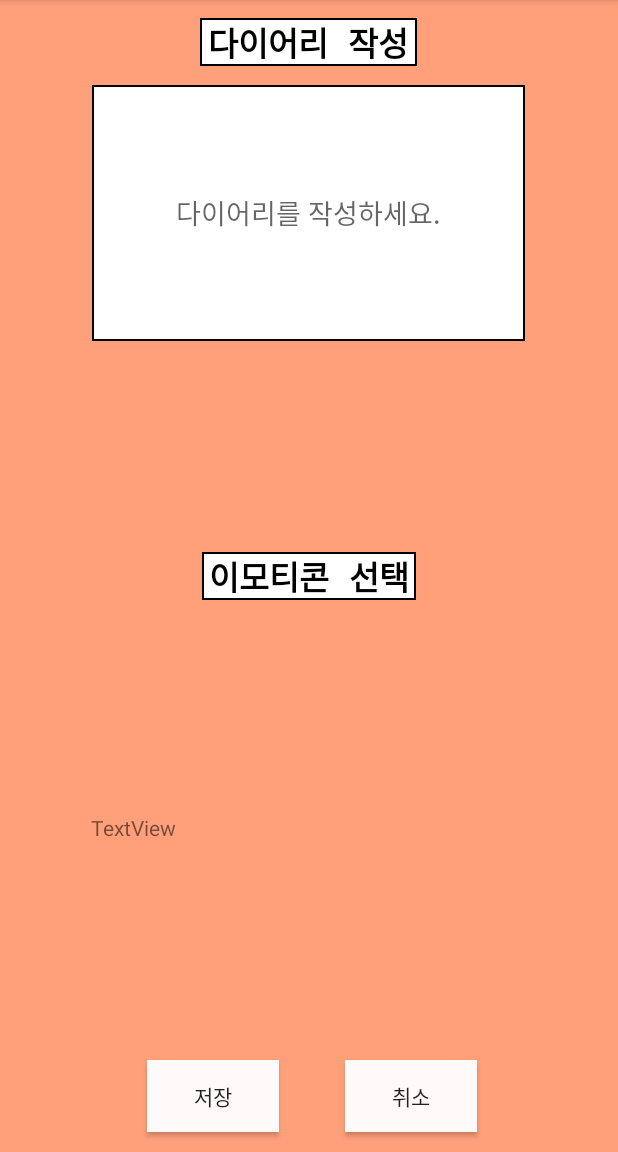
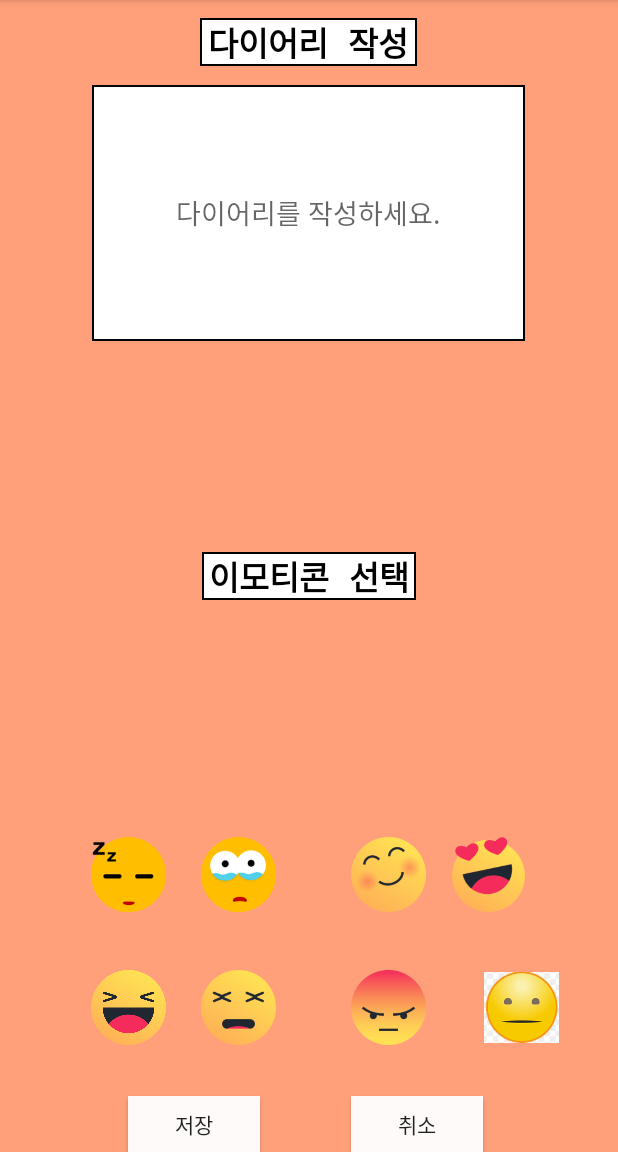
Before and after one commit to zubako/CaliaryApp, an Android app: the diarycreateactivity screen opened directly, with no data from a screen before it, on a phone screen of 412 x 824 dp, the part 84-1236 px from its top. Run offline under Robolectric (Android 15) with nearby library versions, the light colour scheme and no system bars.

Commit message:
이미지로 추가

```diff
--- a/app/build.gradle
+++ b/app/build.gradle
@@ -18,6 +18,12 @@ android {
     }
 }
 
+repositories {
+    mavenCentral()
+    google()
+}
+
+
 dependencies {
     implementation fileTree(dir: 'libs', include: ['*.jar'])
     implementation 'com.android.support:appcompat-v7:27.1.1'
--- a/app/src/main/java/com/example/zubako/caliary/diarycreateactivity.java
+++ b/app/src/main/java/com/example/zubako/caliary/diarycreateactivity.java
@@ -1,18 +1,22 @@
 package com.example.zubako.caliary;
 
 import android.content.Intent;
+import android.graphics.drawable.AnimationDrawable;
 import android.os.Bundle;
 import android.support.v7.app.AppCompatActivity;
 import android.view.View;
 import android.widget.Button;
 import android.widget.EditText;
+import android.widget.ImageView;
 import android.widget.TextView;
+
 
 public class diarycreateactivity extends AppCompatActivity {
     EditText DiaryWrite;
     public void onCreate(Bundle savedInstanceState) {
         super.onCreate(savedInstanceState);
         setContentView(R.layout.diarycreate);
+
         DiaryWrite = (EditText) findViewById(R.id.DiaryWrite);
         Button SaveButton = (Button) findViewById(R.id.SaveButton);
         TextView textView = (TextView) findViewById(R.id.MemoView);
@@ -26,5 +30,17 @@ public class diarycreateactivity extends AppCompatActivity {
                     }
                 }
         );
+        findViewById(R.id.CancelButton).setOnClickListener(
+                new Button.OnClickListener() {
+                    public void onClick(View v)
+                    {
+                        Intent Cancel = new Intent(getApplicationContext(), MainActivity.class);
+                        startActivity(Cancel);
+                    }
+                }
+        );
+
+
+
     }
 }
--- a/app/src/main/res/layout/diarycreate.xml
+++ b/app/src/main/res/layout/diarycreate.xml
@@ -48,32 +48,89 @@
     <Button
         android:id="@+id/CancelButton"
         android:layout_width="wrap_content"
-        android:layout_height="wrap_content"
-        android:layout_alignParentEnd="true"
-        android:layout_alignTop="@+id/SaveButton"
-        android:layout_marginEnd="94dp"
+        android:layout_height="37dp"
+        android:layout_alignParentBottom="true"
+        android:layout_alignStart="@+id/Angry"
         android:background="#FFFAFA"
         android:text="취소" />
 
     <Button
         android:id="@+id/SaveButton"
         android:layout_width="wrap_content"
-        android:layout_height="wrap_content"
+        android:layout_height="37dp"
         android:layout_alignParentBottom="true"
         android:layout_alignParentStart="true"
-        android:layout_marginBottom="13dp"
-        android:layout_marginStart="98dp"
+        android:layout_marginStart="85dp"
         android:background="#FFFAFA"
         android:text="저장" />
 
-    <TextView
-        android:id="@+id/textView"
-        android:layout_width="290dp"
-        android:layout_height="144dp"
+    <ImageView
+        android:id="@+id/Angry"
+        android:layout_width="50dp"
+        android:layout_height="50dp"
+        android:layout_alignStart="@+id/Happy"
+        android:src="@drawable/angry"
+        android:layout_alignTop="@+id/Soso" />
+
+    <ImageView
+        android:id="@+id/Sad"
+        android:layout_width="50dp"
+        android:layout_height="50dp"
+        android:layout_alignStart="@+id/ImoticonSelect"
+        android:src="@drawable/sad"
+        android:layout_alignTop="@+id/Sleepy" />
+
+    <ImageView
+        android:id="@+id/Hurt"
+        android:layout_width="50dp"
+        android:layout_height="50dp"
+        android:layout_alignStart="@+id/ImoticonSelect"
+        android:src="@drawable/hurt"
+        android:layout_alignTop="@+id/Angry" />
+
+    <ImageView
+        android:id="@+id/Happy"
+        android:layout_width="50dp"
+        android:layout_height="50dp"
+        android:layout_alignParentEnd="true"
+        android:layout_alignTop="@+id/Sad"
+        android:src="@drawable/happy"
+        android:layout_marginEnd="128dp" />
+
+    <ImageView
+        android:id="@+id/Love"
+        android:layout_width="50dp"
+        android:layout_height="50dp"
+        android:layout_alignEnd="@+id/DiaryWrite"
+        android:src="@drawable/love"
+        android:layout_alignTop="@+id/Sad" />
+
+    <ImageView
+        android:id="@+id/Sleepy"
+        android:layout_width="50dp"
+        android:layout_height="50dp"
         android:layout_alignParentBottom="true"
         android:layout_alignStart="@+id/DiaryWrite"
-        android:layout_marginBottom="82dp"
-        android:text="TextView" />
+        android:src="@drawable/sleepy"
+        android:layout_marginBottom="160dp" />
+
+    <ImageView
+        android:id="@+id/Soso"
+        android:layout_width="50dp"
+        android:layout_height="50dp"
+        android:layout_alignParentBottom="true"
+        android:layout_alignParentEnd="true"
+        android:layout_marginBottom="71dp"
+        android:src="@drawable/soso"
+        android:layout_marginEnd="39dp" />
+
+    <ImageView
+        android:id="@+id/Fun"
+        android:layout_width="50dp"
+        android:layout_height="50dp"
+        android:src="@drawable/fun"
+        android:layout_alignStart="@+id/DiaryWrite"
+        android:layout_alignTop="@+id/Angry" />
 
 
 </RelativeLayout>
```
Also changed, not shown: app/src/main/java/com/example/zubako/caliary/MainActivity.java (+10 -4 lines), app/src/main/res/drawable/angry.png (added), app/src/main/res/drawable/fun.png (added), app/src/main/res/drawable/happy.png (added), app/src/main/res/drawable/hurt.png (added), app/src/main/res/drawable/love.png (added), app/src/main/res/drawable/sad.png (added), app/src/main/res/drawable/sleepy.png (added), app/src/main/res/drawable/soso.PNG (added), gradle.properties (line endings or trailing spaces).
